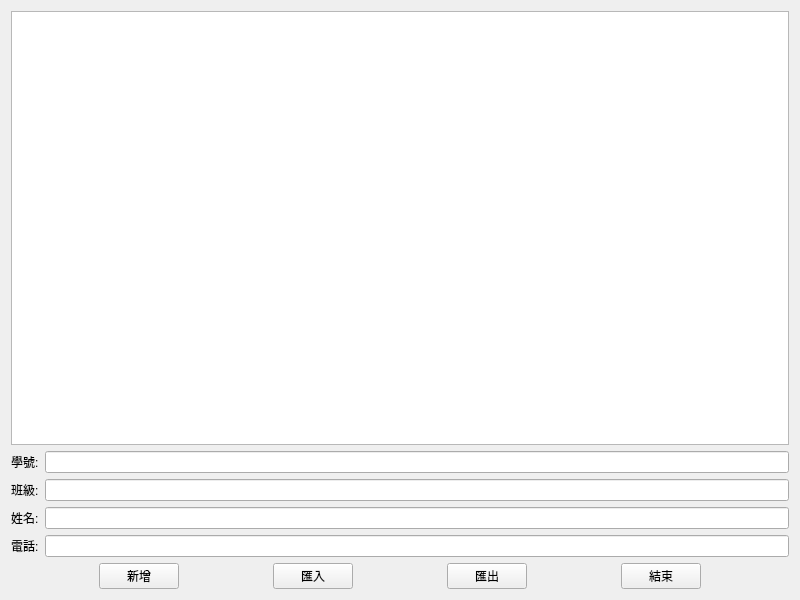
Before: the Qt Designer form mywidget.ui in CAI-JIADA/contactbook, drawn with Qt 5.
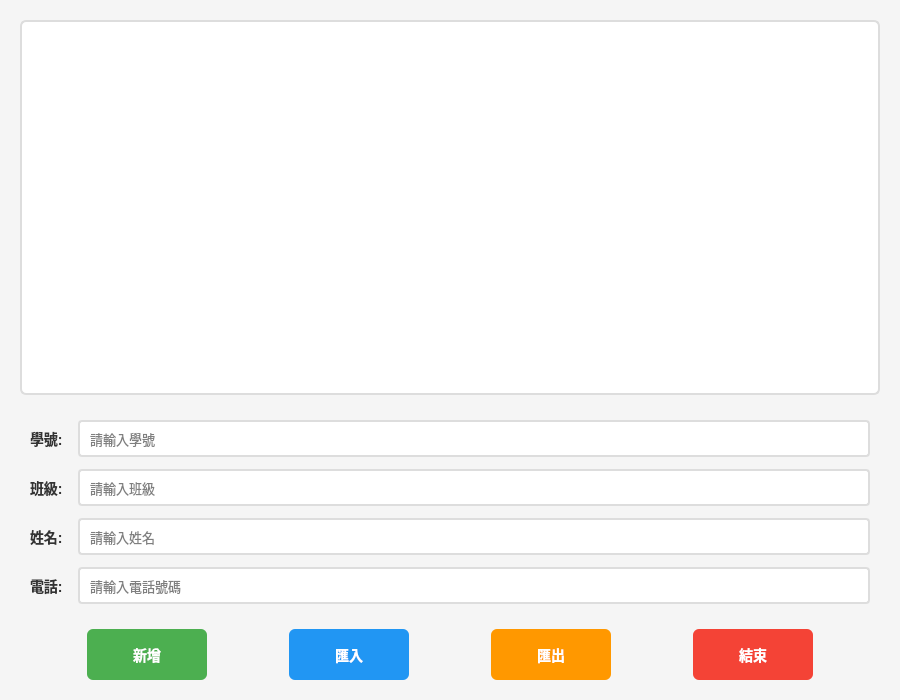
After: the same form once the commit is applied.

Commit message: Beautify UI with modern styling and improved UX

The edit to the form file:
```diff
--- a/mywidget.ui
+++ b/mywidget.ui
@@ -6,19 +6,157 @@
    <rect>
     <x>0</x>
     <y>0</y>
+    <width>900</width>
+    <height>700</height>
+   </rect>
+  </property>
+  <property name="minimumSize">
+   <size>
     <width>800</width>
     <height>600</height>
-   </rect>
+   </size>
   </property>
   <property name="windowTitle">
-   <string>MyWidget</string>
+   <string>通訊錄管理系統</string>
+  </property>
+  <property name="styleSheet">
+   <string notr="true">QWidget {
+    background-color: #f5f5f5;
+    font-family: &quot;Microsoft JhengHei&quot;, &quot;微軟正黑體&quot;, Arial, sans-serif;
+}
+
+QPushButton {
+    background-color: #4CAF50;
+    color: white;
+    border: none;
+    padding: 8px 20px;
+    text-align: center;
+    font-size: 14px;
+    font-weight: bold;
+    border-radius: 6px;
+    min-width: 80px;
+    min-height: 35px;
+}
+
+QPushButton:hover {
+    background-color: #45a049;
+}
+
+QPushButton:pressed {
+    background-color: #3d8b40;
+}
+
+QPushButton#pushButton_3 {
+    background-color: #2196F3;
+}
+
+QPushButton#pushButton_3:hover {
+    background-color: #0b7dda;
+}
+
+QPushButton#pushButton_2 {
+    background-color: #FF9800;
+}
+
+QPushButton#pushButton_2:hover {
+    background-color: #e68900;
+}
+
+QPushButton#pushButton_4 {
+    background-color: #f44336;
+}
+
+QPushButton#pushButton_4:hover {
+    background-color: #da190b;
+}
+
+QLineEdit {
+    padding: 8px;
+    border: 2px solid #ddd;
+    border-radius: 4px;
+    background-color: white;
+    font-size: 13px;
+}
+
+QLineEdit:focus {
+    border: 2px solid #4CAF50;
+}
+
+QLabel {
+    font-size: 14px;
+    font-weight: bold;
+    color: #333;
+}
+
+QTableWidget {
+    background-color: white;
+    border: 2px solid #ddd;
+    border-radius: 6px;
+    gridline-color: #e0e0e0;
+    font-size: 13px;
+}
+
+QTableWidget::item {
+    padding: 5px;
+}
+
+QTableWidget::item:selected {
+    background-color: #4CAF50;
+    color: white;
+}
+
+QHeaderView::section {
+    background-color: #4CAF50;
+    color: white;
+    padding: 8px;
+    border: none;
+    font-weight: bold;
+    font-size: 14px;
+}</string>
   </property>
   <layout class="QVBoxLayout" name="verticalLayout">
+   <property name="spacing">
+    <number>15</number>
+   </property>
+   <property name="leftMargin">
+    <number>20</number>
+   </property>
+   <property name="topMargin">
+    <number>20</number>
+   </property>
+   <property name="rightMargin">
+    <number>20</number>
+   </property>
+   <property name="bottomMargin">
+    <number>20</number>
+   </property>
    <item>
-    <widget class="QTableWidget" name="tableWidget"/>
+    <widget class="QTableWidget" name="tableWidget">
+     <property name="alternatingRowColors">
+      <bool>true</bool>
+     </property>
+    </widget>
    </item>
    <item>
     <layout class="QFormLayout" name="formLayout">
+     <property name="horizontalSpacing">
+      <number>15</number>
+     </property>
+     <property name="verticalSpacing">
+      <number>12</number>
+     </property>
+     <property name="leftMargin">
+      <number>10</number>
+     </property>
+     <property name="topMargin">
+      <number>10</number>
+     </property>
+     <property name="rightMargin">
+      <number>10</number>
+     </property>
+     <property name="bottomMargin">
+      <number>10</number>
+     </property>
      <item row="0" column="0">
       <widget class="QLabel" name="label">
        <property name="text">
@@ -27,7 +165,14 @@
       </widget>
      </item>
      <item row="0" column="1">
-      <widget class="QLineEdit" name="lineEdit"/>
+      <widget class="QLineEdit" name="lineEdit">
+       <property name="toolTip">
+        <string>請輸入學號</string>
+       </property>
+       <property name="placeholderText">
+        <string>請輸入學號</string>
+       </property>
+      </widget>
      </item>
      <item row="1" column="0">
       <widget class="QLabel" name="label_2">
@@ -37,7 +182,14 @@
       </widget>
      </item>
      <item row="1" column="1">
-      <widget class="QLineEdit" name="lineEdit_2"/>
+      <widget class="QLineEdit" name="lineEdit_2">
+       <property name="toolTip">
+        <string>請輸入班級</string>
+       </property>
+       <property name="placeholderText">
+        <string>請輸入班級</string>
+       </property>
+      </widget>
      </item>
      <item row="2" column="0">
       <widget class="QLabel" name="label_3">
@@ -47,7 +199,14 @@
       </widget>
      </item>
      <item row="2" column="1">
-      <widget class="QLineEdit" name="lineEdit_3"/>
+      <widget class="QLineEdit" name="lineEdit_3">
+       <property name="toolTip">
+        <string>請輸入姓名</string>
+       </property>
+       <property name="placeholderText">
+        <string>請輸入姓名</string>
+       </property>
+      </widget>
      </item>
      <item row="3" column="0">
       <widget class="QLabel" name="label_4">
@@ -57,7 +216,14 @@
       </widget>
      </item>
      <item row="3" column="1">
-      <widget class="QLineEdit" name="lineEdit_4"/>
+      <widget class="QLineEdit" name="lineEdit_4">
+       <property name="toolTip">
+        <string>請輸入電話號碼</string>
+       </property>
+       <property name="placeholderText">
+        <string>請輸入電話號碼</string>
+       </property>
+      </widget>
      </item>
     </layout>
    </item>
```
Left out of the diff: 12 changed lines with no effect on the pictures.
